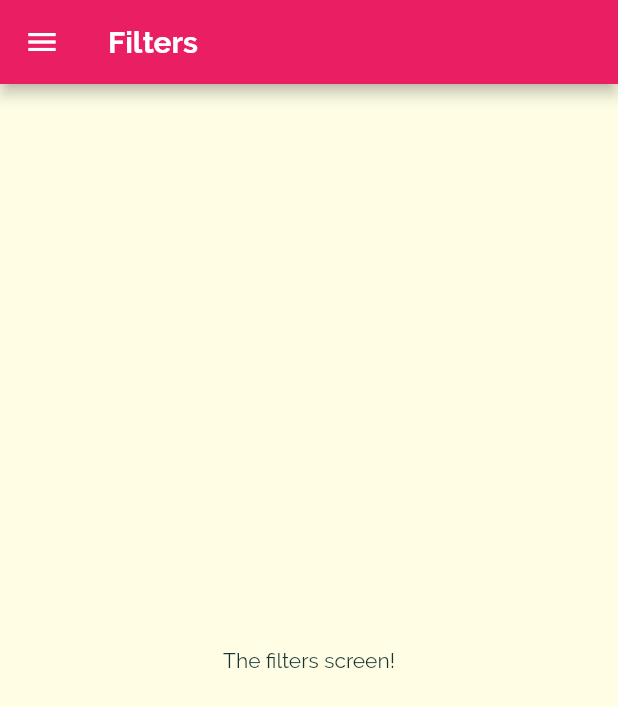
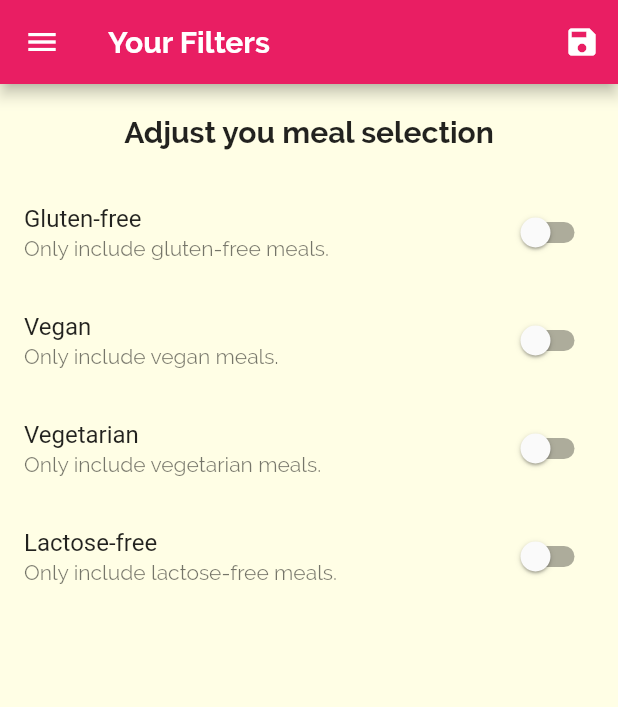
Before and after one commit to nonsocchi/Meals_app, a Flutter app: the FiltersScreen screen opened by its route, on a phone screen of 412 x 824 dp. Shown: the top 707 px of the screen. Run offline on Flutter 3.47's test engine with Material 2 defaults, Android fonts, the phone set to English and light mode, and no system bars.

Commit message:
added filtering logic

```diff
--- a/lib/main.dart
+++ b/lib/main.dart
@@ -4,11 +4,49 @@ import './routes/category_meals_screen.dart';
 import './routes/meal_detail_screen.dart';
 import './routes/tabs_screen.dart';
 import './routes/filters_screen.dart';
+import './dummy_data.dart';
+import './models/meal.dart';
 
 void main() => runApp(const MyApp());
 
-class MyApp extends StatelessWidget {
+class MyApp extends StatefulWidget {
   const MyApp({Key? key}) : super(key: key);
+
+  @override
+  State<MyApp> createState() => _MyAppState();
+}
+
+class _MyAppState extends State<MyApp> {
+  Map<String, bool> _filters = {
+    'glutenFree': false,
+    'lactoseFree': false,
+    'vegan': false,
+    'vegetarian': false,
+  };
+
+  List<Meal> _availableMeals = dummyMeals;
+
+  void _setFilters(Map<String, bool> filterData) {
+    setState(() {
+      _filters = filterData;
+
+      _availableMeals = dummyMeals.where((meal) {
+        if (_filters['glutenFree']! && !meal.isGlutenFree) {
+          return false;
+        }
+        if (_filters['lactoseFree']! && !meal.isLactoseFree) {
+          return false;
+        }
+        if (_filters['vegan']! && !meal.isVegan) {
+          return false;
+        }
+        if (_filters['vegetarian']! && !meal.isVegetarian) {
+          return false;
+        }
+        return true;
+      }).toList(); // add this
+    });
+  }
 
   @override
   Widget build(BuildContext context) {
@@ -32,9 +70,10 @@ class MyApp extends StatelessWidget {
       initialRoute: '/',
       routes: {
         '/': (ctx) => const TabsScreen(),
-        CategoryMealsScreen.routeName: (ctx) => const CategoryMealsScreen(),
+        CategoryMealsScreen.routeName: (ctx) =>
+            CategoryMealsScreen(_availableMeals),
         MealDetailScreen.routeName: (ctx) => const MealDetailScreen(),
-        FiltersScreen.routeName: (ctx) => const FiltersScreen(),
+        FiltersScreen.routeName: (ctx) => FiltersScreen(_setFilters, _filters),
       },
     );
   }
--- a/lib/routes/filters_screen.dart
+++ b/lib/routes/filters_screen.dart
@@ -1,21 +1,107 @@
-import 'package:deli_meals/widgets/main_drawer.dart';
 import 'package:flutter/material.dart';
 
-class FiltersScreen extends StatelessWidget {
-  const FiltersScreen({Key? key}) : super(key: key);
+import '../widgets/main_drawer.dart';
 
-  static const routeName = 'filters';
+class FiltersScreen extends StatefulWidget {
+  static const routeName = '/filters';
+
+  final Function saveFilters;
+  final Map<String, bool> currentFilters;
+  const FiltersScreen(this.saveFilters, this.currentFilters);
+
+  @override
+  State<FiltersScreen> createState() => _FiltersScreenState();
+}
+
+class _FiltersScreenState extends State<FiltersScreen> {
+  bool _glutenFree = false;
+  bool _vegan = false;
+  bool _vegetarian = false;
+  bool _lactoseFree = false;
+
+  @override
+  initState() {
+    _glutenFree = widget.currentFilters['glutenFree']!;
+    _vegan = widget.currentFilters['vegan']!;
+    _vegetarian = widget.currentFilters['vegetarian']!;
+    _lactoseFree = widget.currentFilters['lactoseFree']!;
+
+    super.initState();
+  }
+
+  Widget _buildSwitchListTile(String title, String description,
+      bool currentValue, Function updateValue) {
+    return SwitchListTile(
+        activeColor: Theme.of(context).colorScheme.primary,
+        title: Text(title),
+        subtitle: Text(description),
+        value: currentValue,
+        onChanged: (val) => updateValue(val));
+  }
 
   @override
   Widget build(BuildContext context) {
     return Scaffold(
-      appBar: AppBar(
-        title: const Text('Filters'),
-      ),
-      drawer: const MainDrawer(),
-      body: const Center(
-        child: Text('The filters screen!'),
-      ),
-    );
+        appBar: AppBar(
+          title: const Text('Your Filters'),
+          actions: [
+            IconButton(
+              onPressed: () {
+                final selectedFilters = {
+                  'glutenFree': _glutenFree,
+                  'lactoseFree': _lactoseFree,
+                  'vegan': _vegan,
+                  'vegetarian': _vegetarian,
+                };
+                widget.saveFilters(selectedFilters);
+              },
+              icon: const Icon(Icons.save),
+            ),
+          ],
+        ),
+        drawer: const MainDrawer(),
+        body: Column(
+          children: [
+            Container(
+              padding: const EdgeInsets.all(20.0),
+              child: Text(
+                'Adjust you meal selection',
+                style: Theme.of(context).textTheme.headline6,
+              ),
+            ),
+            Expanded(
+                child: ListView(
+              children: [
+                _buildSwitchListTile('Gluten-free',
+                    'Only include gluten-free meals.', _glutenFree, (newValue) {
+                  setState(() {
+                    _glutenFree = newValue;
+                  });
+                }),
+                _buildSwitchListTile(
+                    'Vegan', 'Only include vegan meals.', _vegan, (newValue) {
+                  setState(() {
+                    _vegan = newValue;
+                  });
+                }),
+                _buildSwitchListTile(
+                    'Vegetarian', 'Only include vegetarian meals.', _vegetarian,
+                    (newValue) {
+                  setState(() {
+                    _vegetarian = newValue;
+                  });
+                }),
+                _buildSwitchListTile(
+                    'Lactose-free',
+                    'Only include lactose-free meals.',
+                    _lactoseFree, (newValue) {
+                  setState(() {
+                    _lactoseFree = newValue;
+                  });
+                }),
+              ],
+            ))
+          ],
+        ));
   }
 }
--- a/lib/routes/meal_detail_screen.dart
+++ b/lib/routes/meal_detail_screen.dart
@@ -84,6 +84,7 @@ class MealDetailScreen extends StatelessWidget {
         ),
       ),
       floatingActionButton: FloatingActionButton(
+        backgroundColor: Theme.of(context).colorScheme.primary,
         child: const Icon(Icons.delete),
         onPressed: () => Navigator.of(context).pop(mealId),
       ),
```
Also changed, not shown: lib/routes/category_meals_screen.dart (+4 -3 lines).
